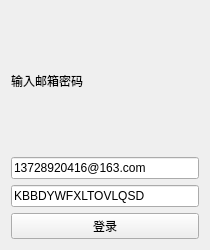
Before: the Qt Designer form email_proxy/addaccount.ui in Ruinwalker7/Email-Proxy, drawn with Qt 5.
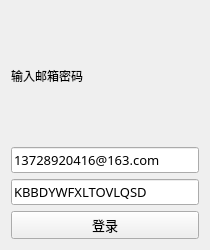
After: the same form once the commit is applied.

```diff
--- a/email_proxy/addaccount.ui
+++ b/email_proxy/addaccount.ui
@@ -19,7 +19,7 @@
   <property name="windowTitle">
    <string>Form</string>
   </property>
-  <layout class="QVBoxLayout" name="verticalLayout">
+  <layout class="QVBoxLayout" name="verticalLayout" stretch="5,1,1,1">
    <item>
     <widget class="QLabel" name="label">
      <property name="text">
@@ -29,6 +29,12 @@
    </item>
    <item>
     <widget class="QLineEdit" name="user">
+     <property name="font">
+      <font>
+       <family>黑体</family>
+       <pointsize>10</pointsize>
+      </font>
+     </property>
      <property name="text">
       <string>13728920416@163.com</string>
      </property>
@@ -36,6 +42,12 @@
    </item>
    <item>
     <widget class="QLineEdit" name="password">
+     <property name="font">
+      <font>
+       <family>黑体</family>
+       <pointsize>10</pointsize>
+      </font>
+     </property>
      <property name="text">
       <string>KBBDYWFXLTOVLQSD</string>
      </property>
@@ -43,6 +55,12 @@
    </item>
    <item>
     <widget class="QPushButton" name="pushButton">
+     <property name="font">
+      <font>
+       <family>黑体</family>
+       <pointsize>10</pointsize>
+      </font>
+     </property>
      <property name="text">
       <string>登录</string>
      </property>
```
